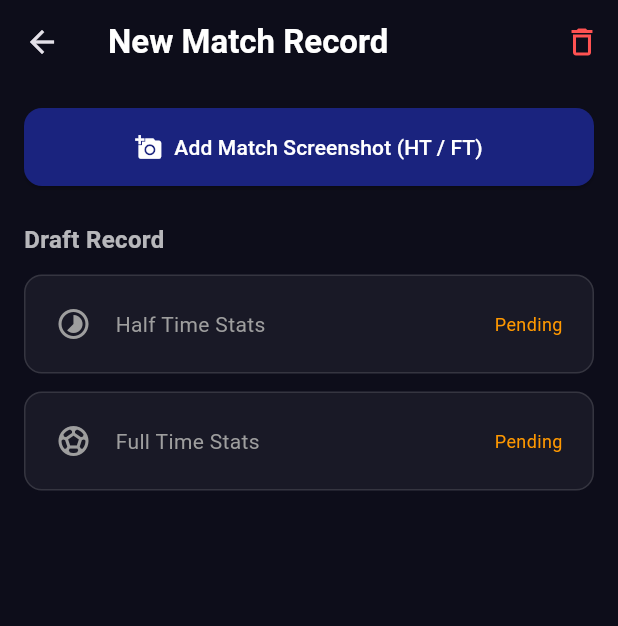
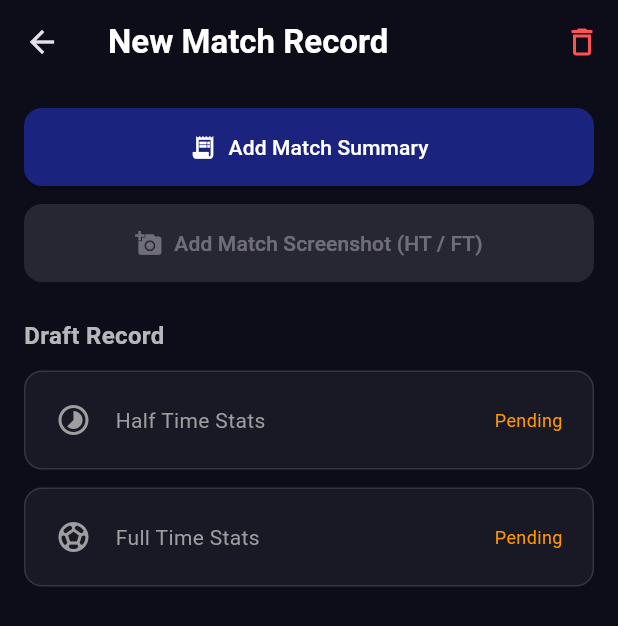
Before and after one commit to ladorayn/efootball_analyzer, a Flutter app: the MatchStatsScreen screen opened directly, on a phone screen of 412 x 824 dp. Shown: the top 626 px of the screen. Run offline on Flutter 3.47's test engine with Material 3 defaults, Android fonts, the light colour scheme and no system bars; our stand-ins replace flutter_riverpod, freezed_annotation, image_picker, isar, riverpod_annotation; missing offline and left inert: google_mlkit_text_recognition; accounts and stored records are empty; generated files the repository leaves out were written again.

Commit message:
Adding input username and match summary parser as identifier

```diff
--- a/lib/features/match_analysis/domain/match_record.dart
+++ b/lib/features/match_analysis/domain/match_record.dart
@@ -1,6 +1,7 @@
 import 'package:isar/isar.dart';
 import 'package:flutter/material.dart';
 import 'match_stats.dart';
+import 'match_summary.dart';
 
 part 'match_record.g.dart';
 
@@ -13,23 +14,27 @@ class MatchRecord {
 
   MatchStats? halfTime;
   MatchStats? fullTime;
+  MatchSummary? summary;
 
   MatchRecord({
     required this.createdAt,
     this.halfTime,
     this.fullTime,
+    this.summary,
     this.id = Isar.autoIncrement,
   });
 
   MatchRecord copyWith({
     MatchStats? halfTime,
     MatchStats? fullTime,
+    MatchSummary? summary,
     DateTime? createdAt,
     Id? id,
   }) {
     final record = MatchRecord(
       halfTime: halfTime ?? this.halfTime,
       fullTime: fullTime ?? this.fullTime,
+      summary: summary ?? this.summary,
       createdAt: createdAt ?? this.createdAt,
     );
     record.id = id ?? this.id;
--- a/lib/features/match_analysis/presentation/match_stats_screen.dart
+++ b/lib/features/match_analysis/presentation/match_stats_screen.dart
@@ -158,13 +158,27 @@ class MatchStatsScreen extends ConsumerWidget {
       child: Column(
         crossAxisAlignment: CrossAxisAlignment.stretch,
         children: [
+          // Summary Action Button
+          ElevatedButton.icon(
+            onPressed: record.summary == null ? () => ref.read(matchAnalysisControllerProvider.notifier).importSummary() : null,
+            icon: const Icon(Icons.receipt_long),
+            label: const Text('Add Match Summary'),
+            style: ElevatedButton.styleFrom(
+              backgroundColor: record.summary == null ? const Color(0xFF1A237E) : Colors.grey.shade800,
+              foregroundColor: Colors.white,
+              padding: const EdgeInsets.symmetric(vertical: 16),
+              shape: RoundedRectangleBorder(borderRadius: BorderRadius.circular(12)),
+            ),
+          ),
+          const SizedBox(height: 12),
+
           // Action Buttons
           ElevatedButton.icon(
-            onPressed: () => ref.read(matchAnalysisControllerProvider.notifier).importAndParse(),
+            onPressed: record.summary != null ? () => ref.read(matchAnalysisControllerProvider.notifier).importAndParse() : null,
             icon: const Icon(Icons.add_a_photo),
             label: const Text('Add Match Screenshot (HT / FT)'),
             style: ElevatedButton.styleFrom(
-              backgroundColor: const Color(0xFF1A237E),
+              backgroundColor: record.summary != null ? const Color(0xFF1A237E) : Colors.grey.shade800,
               foregroundColor: Colors.white,
               padding: const EdgeInsets.symmetric(vertical: 16),
               shape: RoundedRectangleBorder(borderRadius: BorderRadius.circular(12)),
@@ -177,6 +191,63 @@ class MatchStatsScreen extends ConsumerWidget {
             style: TextStyle(color: Colors.white70, fontSize: 16, fontWeight: FontWeight.bold),
           ),
           const SizedBox(height: 12),
+
+          // Summary Slot
+          if (record.summary != null) ...[
+            Container(
+              padding: const EdgeInsets.all(20),
+              decoration: BoxDecoration(
+                color: const Color(0xFF1A1A2E),
+                borderRadius: BorderRadius.circular(12),
+                border: Border.all(color: Colors.green.shade800),
+              ),
+              child: Column(
+                children: [
+                  Row(
+                    children: [
+                      const Icon(Icons.receipt_long, color: Colors.green),
+                      const SizedBox(width: 12),
+                      const Text('Match Summary', style: TextStyle(color: Colors.white, fontWeight: FontWeight.bold)),
+                      const Spacer(),
+                      const Icon(Icons.check_circle, color: Colors.green, size: 20),
+                    ],
+                  ),
+                  const Divider(color: Colors.white12, height: 24),
+                  Row(
+                    mainAxisAlignment: MainAxisAlignment.spaceBetween,
+                    children: [
+                      Expanded(
+                        child: Column(
+                          crossAxisAlignment: CrossAxisAlignment.start,
+                          children: [
+                            Text(record.summary!.leftUsername, style: const TextStyle(color: Colors.white54, fontSize: 12)),
+                            Text(record.summary!.leftTeamName, style: const TextStyle(color: Colors.white, fontWeight: FontWeight.bold)),
+                          ],
+                        ),
+                      ),
+                      Padding(
+                        padding: const EdgeInsets.symmetric(horizontal: 16),
+                        child: Text(
+                          '${record.summary!.leftScore} - ${record.summary!.rightScore}',
+                          style: const TextStyle(color: Colors.yellow, fontWeight: FontWeight.bold, fontSize: 18),
+                        ),
+                      ),
+                      Expanded(
+                        child: Column(
+                          crossAxisAlignment: CrossAxisAlignment.end,
+                          children: [
+                            Text(record.summary!.rightUsername, style: const TextStyle(color: Colors.white54, fontSize: 12)),
+                            Text(record.summary!.rightTeamName, style: const TextStyle(color: Colors.white, fontWeight: FontWeight.bold)),
+                          ],
+                        ),
+                      ),
+                    ],
+                  ),
+                ],
+              ),
+            ),
+            const SizedBox(height: 12),
+          ],
 
           // Half Time Slot
           _DraftSlot(
```
Also changed, not shown: lib/features/core/domain/user_settings.dart (added, +14 -0 lines), lib/features/core/presentation/setup_screen.dart (added, +114 -0 lines), lib/features/match_analysis/application/match_summary_parser.dart (added, +89 -0 lines), lib/features/match_analysis/domain/match_summary.dart (added, +44 -0 lines), lib/features/match_analysis/presentation/controllers/match_analysis_controller.dart (+82 -4 lines), lib/main.dart (+13 -5 lines), lib/features/core/domain/user_settings.g.dart (added), lib/features/history/presentation/controllers/history_controller.g.dart, lib/features/match_analysis/domain/match_record.g.dart, lib/features/match_analysis/domain/match_summary.g.dart (added), lib/features/match_analysis/presentation/controllers/match_analysis_controller.g.dart.
